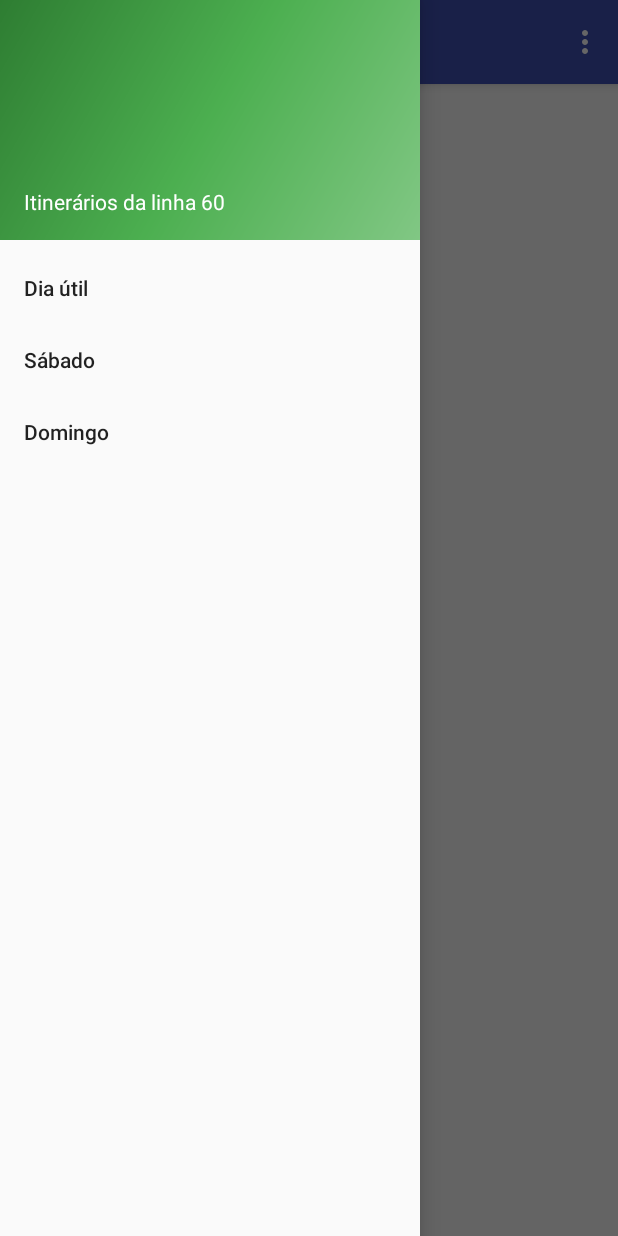
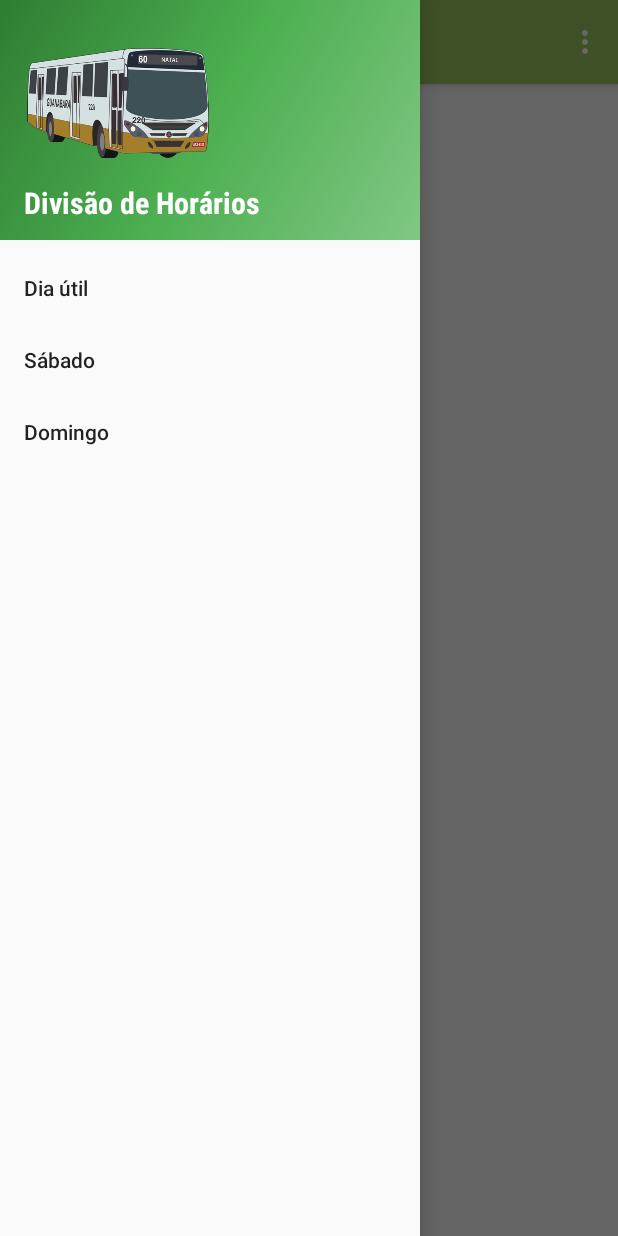
Before and after one commit to Barbalho12/bus-schedules, an Android app: the screen it shows after launch (MainActivity), with the side drawer open, on a phone screen of 412 x 824 dp. Run offline under Robolectric (Android 15) with nearby library versions, the phone set to English and light mode, and no system bars; network calls fail.

Commit message:
Inserção de título e figura

```diff
--- a/app/src/main/java/com/barreto/busschedules/MainActivity.java
+++ b/app/src/main/java/com/barreto/busschedules/MainActivity.java
@@ -18,6 +18,7 @@ public class MainActivity extends AppCompatActivity
         implements NavigationView.OnNavigationItemSelectedListener {
 
     private TextView et_show;
+    private TextView et_title;
     private Itinerary itinerary;
 
     @Override
@@ -37,6 +38,8 @@ public class MainActivity extends AppCompatActivity
         navigationView.setNavigationItemSelectedListener(this);
 
         et_show = (TextView) findViewById(R.id.et_show);
+        et_title = (TextView) findViewById(R.id.et_title);
+        et_title.setText("Aguardando categoria..");
         et_show.setText("Aguardando Horários...");
         et_show.setTextSize(20);
         MeuAsyncTask asyncTask = new MeuAsyncTask();
@@ -59,7 +62,9 @@ public class MainActivity extends AppCompatActivity
         }
         @Override
         protected void onPostExecute(String result) {
+
             et_show.setText(result);
+            et_title.setText("Dia Útil");
         }
     }
 
@@ -101,14 +106,20 @@ public class MainActivity extends AppCompatActivity
         int id = item.getItemId();
 
         if (id == R.id.nav_util_day) {
-            if(itinerary != null)
+            if(itinerary != null) {
                 et_show.setText(itinerary.getString("util_day"));
+                et_title.setText("Dia Útil");
+            }
         } else if (id == R.id.nav_saturday) {
-            if(itinerary != null)
+            if(itinerary != null) {
                 et_show.setText(itinerary.getString("saturday"));
+                et_title.setText("Sábado");
+            }
         } else if (id == R.id.nav_sunday) {
-            if(itinerary != null)
+            if(itinerary != null) {
                 et_show.setText(itinerary.getString("sunday"));
+                et_title.setText("Domingo");
+            }
         }
         DrawerLayout drawer = (DrawerLayout) findViewById(R.id.drawer_layout);
         drawer.closeDrawer(GravityCompat.START);
--- a/app/src/main/res/layout/nav_header_main.xml
+++ b/app/src/main/res/layout/nav_header_main.xml
@@ -11,6 +11,14 @@
     android:paddingRight="@dimen/activity_horizontal_margin"
     android:paddingTop="@dimen/activity_vertical_margin"
     android:theme="@style/ThemeOverlay.AppCompat.Dark">
+    <!--android:background="@drawable/side_nav_bar"-->
+
+    <ImageView
+        android:id="@+id/imageView"
+        android:layout_width="125dp"
+        android:layout_height="89dp"
+        android:paddingTop="@dimen/nav_header_vertical_spacing"
+        android:src="@drawable/guanabara_60"/>
 
     <!--<ImageView-->
         <!--android:id="@+id/imageView"-->
@@ -23,7 +31,10 @@
         android:layout_width="match_parent"
         android:layout_height="wrap_content"
         android:paddingTop="@dimen/nav_header_vertical_spacing"
-        android:text="Itinerários da linha 60"
+        android:textSize="20dp"
+        android:textStyle="bold"
+        android:fontFamily="sans-serif-condensed"
+        android:text="Divisão de Horários "
         android:textAppearance="@style/TextAppearance.AppCompat.Body1" />
 
     <!--<TextView-->
--- a/app/src/main/res/values/colors.xml
+++ b/app/src/main/res/values/colors.xml
@@ -1,6 +1,6 @@
 <?xml version="1.0" encoding="utf-8"?>
 <resources>
-    <color name="colorPrimary">#3F51B5</color>
-    <color name="colorPrimaryDark">#303F9F</color>
+    <color name="colorPrimary">#9ac960</color>
+    <color name="colorPrimaryDark">#4c7813</color>
     <color name="colorAccent">#FF4081</color>
 </resources>
```
Also changed, not shown: app/src/main/res/layout/content_main.xml (+47 -4 lines), app/src/main/res/drawable/guanabara_60.png (added), 3 other files.
